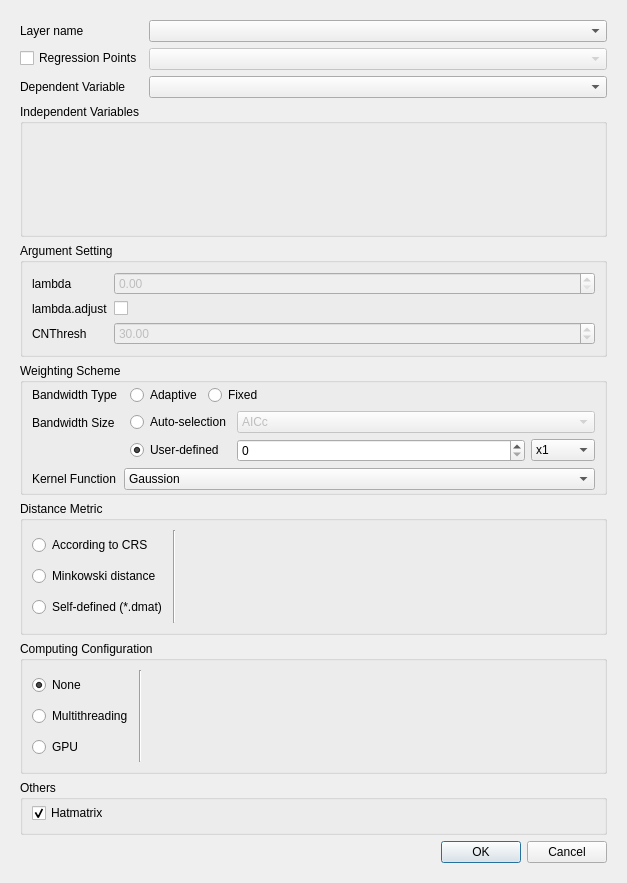
Above: src/gwmlcrgwroptionsdialog.ui from GWmodel-Lab/GWmodelS before the change. Below: the same form after it.
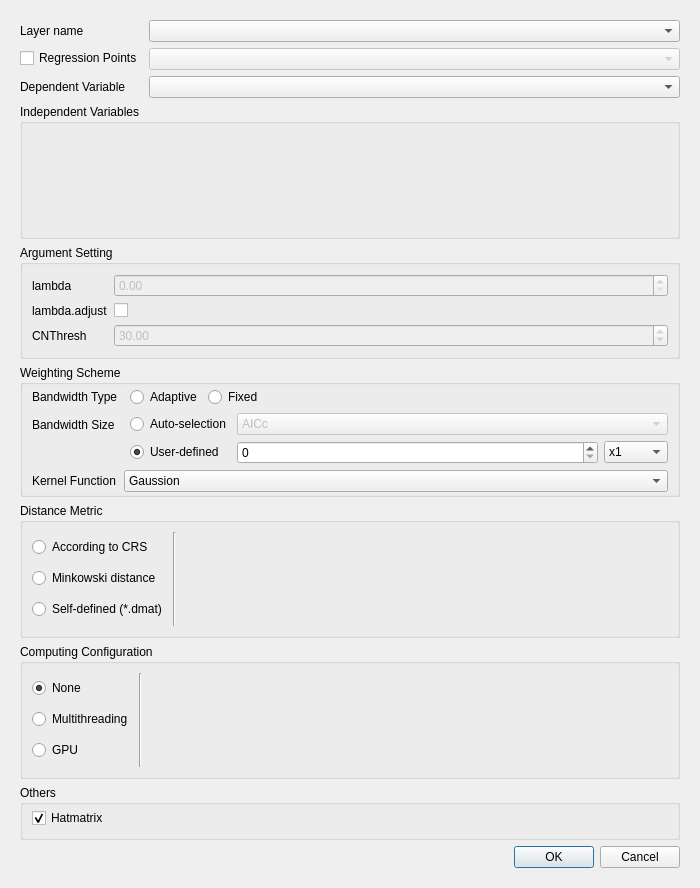
That is the form after the change. Custom widgets are drawn as their Qt base class.

The edit to the form file:
```diff
--- a/src/gwmlcrgwroptionsdialog.ui
+++ b/src/gwmlcrgwroptionsdialog.ui
@@ -6,8 +6,8 @@
    <rect>
     <x>0</x>
     <y>0</y>
-    <width>627</width>
-    <height>883</height>
+    <width>700</width>
+    <height>888</height>
    </rect>
   </property>
   <property name="windowTitle">
```
